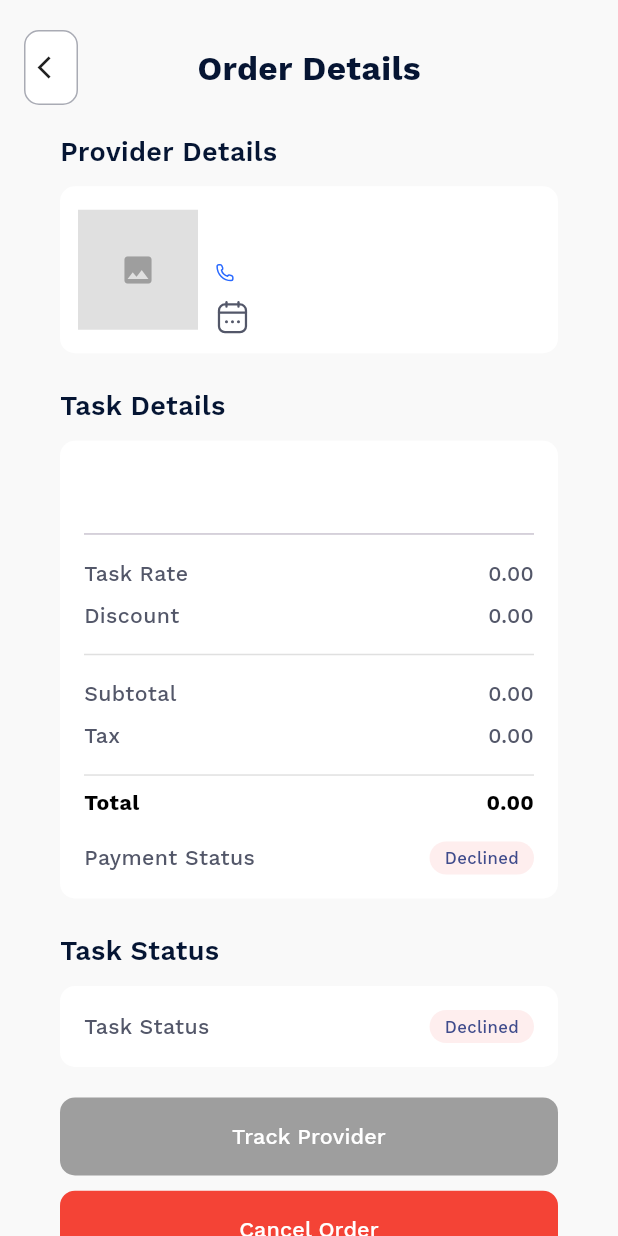
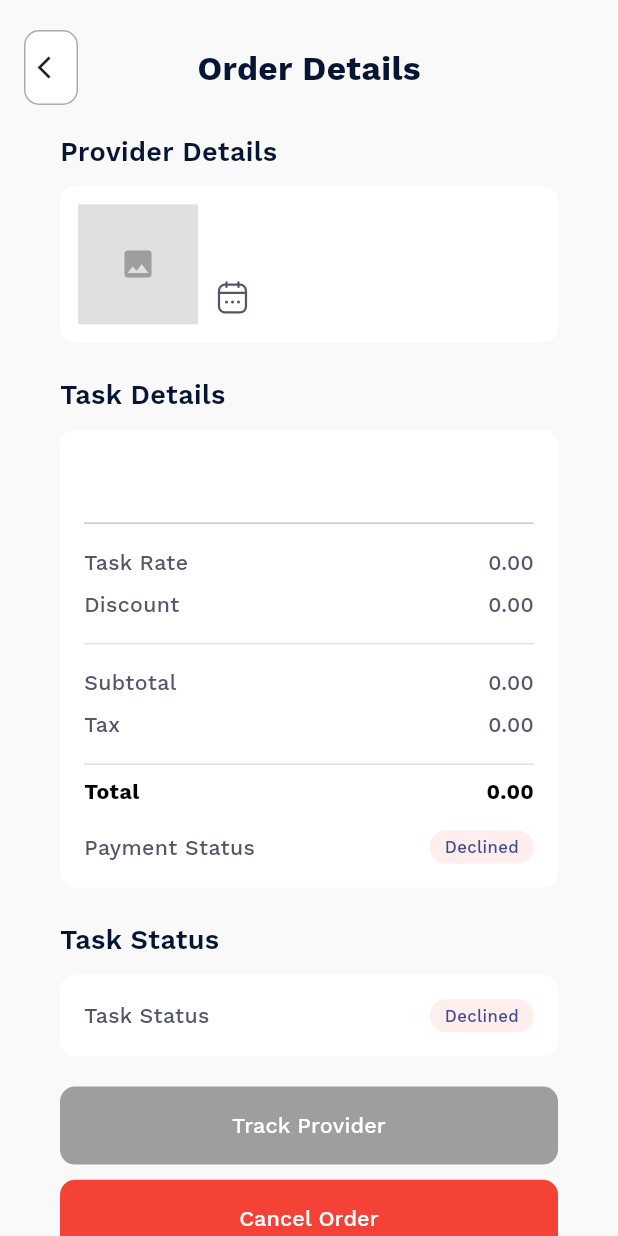
Before and after one commit to DevInnovech/ezpc_tasks_app, a Flutter app: the OrderDetails screen opened directly with empty values, on a phone screen of 412 x 824 dp. Run offline on Flutter 3.47's test engine with Material 3 defaults, Android fonts, the phone set to English and light mode, and no system bars; our stand-ins replace animated_toggle_switch, banner_carousel, cached_network_image, carousel_slider, cloud_firestore, cloud_functions and 30 more; missing offline and left inert: encrypt, flutter_stripe; accounts and stored records are empty; project files that could hold a hidden picture were left out.

```diff
--- a/lib/features/Client_Booking/booking_details_tasks_details.dart
+++ b/lib/features/Client_Booking/booking_details_tasks_details.dart
@@ -622,17 +622,16 @@ class ProviderInfo extends StatelessWidget {
                   child: (providerImage != null &&
                           providerImage != 'N/A' &&
                           providerImage.isNotEmpty)
-                      ? Container(
-                          width: 94.w,
-                          height: 94.h,
-                          decoration: BoxDecoration(
-                            shape: BoxShape.circle,
-                            border: Border.all(color: Colors.grey, width: 2),
-                          ),
+                      ? CircleAvatar(
+                          radius:
+                              40.w, // Radio para definir el tamaño del círculo
+                          backgroundColor:
+                              Colors.grey[200], // Color de fondo del círculo
                           child: ClipOval(
                             child: CustomImage(
                               path: providerImage,
-                              fit: BoxFit.cover,
+                              fit: BoxFit
+                                  .cover, // Asegura que la imagen llene el círculo
                               url: null,
                             ),
                           ),
@@ -659,7 +658,7 @@ class ProviderInfo extends StatelessWidget {
                         ),
                       ),
                       Utils.verticalSpace(8),
-                      Row(
+                      /* Row(
                         children: [
                           SvgPicture.asset(KImages.call),
                           Utils.horizontalSpace(4),
@@ -673,7 +672,7 @@ class ProviderInfo extends StatelessWidget {
                             ),
                           ),
                         ],
-                      ),
+                      ),*/
                       Utils.verticalSpace(8),
                       Row(
                         children: [
```
